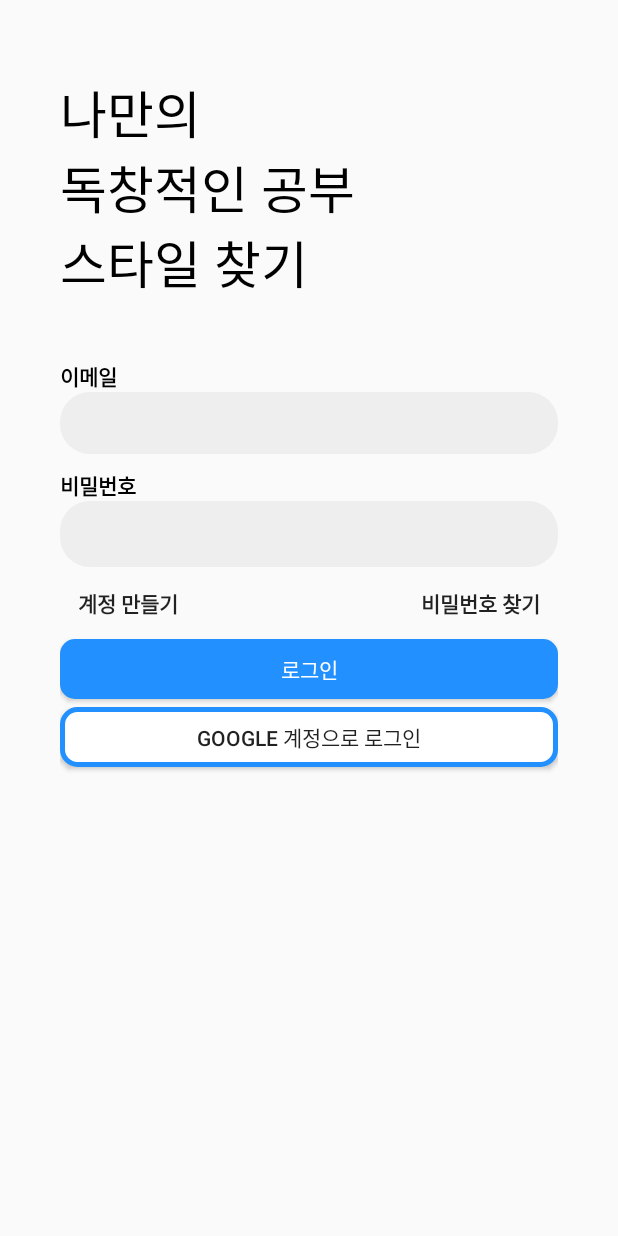
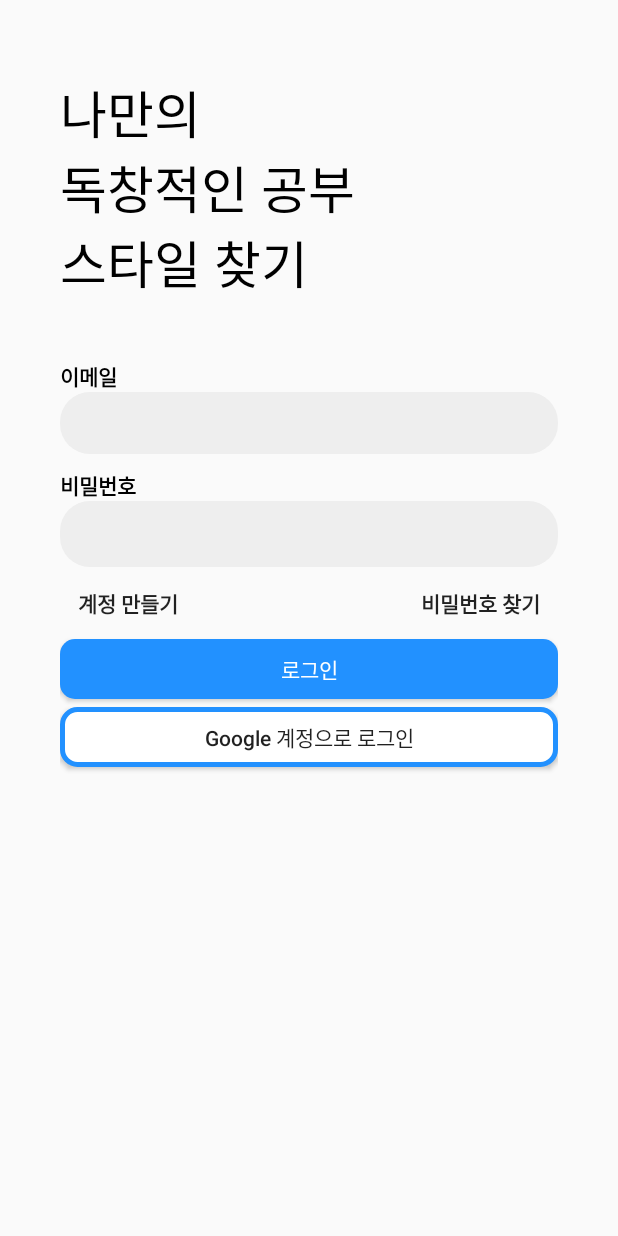
Before and after one commit to AppDevelopers2021/androidStudia, an Android app: the screen it shows after launch (LoginActivity), on a phone screen of 412 x 824 dp. Run offline under Robolectric (Android 15) with nearby library versions, the phone set to English and light mode, and no system bars; our stand-ins replace Firebase (no records; nobody signed in at launch, a user with empty details on screens opened directly).

Commit message:
Avoid Hardcoded Strings

```diff
--- a/app/src/main/res/layout/activity_login.xml
+++ b/app/src/main/res/layout/activity_login.xml
@@ -5,7 +5,7 @@
 
     android:layout_width="match_parent"
     android:layout_height="match_parent"
-    android:gravity="left"
+    android:gravity="start"
     android:orientation="vertical"
     android:paddingTop="50dp"
     android:paddingLeft="40dp"
@@ -18,7 +18,7 @@
         android:layout_height="wrap_content"
         android:fontFamily="@font/nanumsquare_acb"
         android:lines="3"
-        android:text="나만의\n독창적인 공부\n스타일 찾기"
+        android:text="@string/appMotto"
         android:textColor="#000000"
         android:textSize="34sp"
         android:layout_marginBottom="40dp"/>
@@ -28,7 +28,7 @@
         android:layout_width="wrap_content"
         android:layout_height="wrap_content"
         android:fontFamily="@font/nanumsquarer"
-        android:text="이메일"
+        android:text="@string/email"
         android:textColor="@color/black"
         android:textStyle="bold" />
 
@@ -36,7 +36,8 @@
         android:id="@+id/etEmail"
         android:layout_width="match_parent"
         android:layout_height="41dp"
-        android:paddingLeft="20dp"
+        android:paddingStart="20dp"
+        android:paddingEnd="20dp"
         android:background="@drawable/logintextbox"
         android:ems="10"
         android:inputType="textEmailAddress"
@@ -47,7 +48,7 @@
         android:layout_width="wrap_content"
         android:layout_height="wrap_content"
         android:fontFamily="@font/nanumsquarer"
-        android:text="비밀번호"
+        android:text="@string/password"
         android:textColor="@color/black"
         android:textStyle="bold"
         android:layout_marginTop="10dp"/>
@@ -74,7 +75,7 @@
             android:backgroundTint="@color/white"
             android:fontFamily="@font/nanumsquare_acr"
             android:onClick="Register"
-            android:text="계정 만들기"
+            android:text="@string/signup"
             android:textStyle="bold" />
 
         <Button
@@ -85,9 +86,9 @@
             android:backgroundTint="@color/white"
             android:fontFamily="@font/nanumsquare_acr"
             android:onClick="Lost"
-            android:text="비밀번호 찾기"
+            android:text="@string/iforgot"
             android:textStyle="bold"
-            android:layout_alignParentRight="true"/>
+            android:layout_alignParentEnd="true"/>
     </RelativeLayout>
 
     <Button
@@ -95,7 +96,7 @@
         android:layout_width="match_parent"
         android:layout_height="40dp"
         android:background="@drawable/loginbtn"
-        android:text="로그인"
+        android:text="@string/signin"
         android:textColor="@color/white"
         app:layout_constraintTop_toBottomOf="@+id/btSignup"
         tools:ignore="SpeakableTextPresentCheck" />
@@ -106,7 +107,8 @@
         android:layout_height="40dp"
         android:layout_marginTop="5dp"
         android:background="@drawable/logingooglebtn"
-        android:text="Google 계정으로 로그인"
+        android:text="@string/googlesignin"
         app:layout_constraintTop_toBottomOf="@+id/btLogin"
-        tools:ignore="SpeakableTextPresentCheck" />
+        tools:ignore="SpeakableTextPresentCheck"
+        android:textAllCaps="false" />
 </LinearLayout>
--- a/app/src/main/res/layout/activity_main.xml
+++ b/app/src/main/res/layout/activity_main.xml
@@ -14,7 +14,7 @@
         android:layout_width="wrap_content"
         android:layout_height="wrap_content"
         android:fontFamily="@font/courgetteregular"
-        android:text="studia"
+        android:text="@string/appName"
         android:textColor="@color/studia_brandcolor"
         android:textSize="60sp"
         android:layout_marginTop="300dp"/>
@@ -23,7 +23,7 @@
         android:layout_width="wrap_content"
         android:layout_height="wrap_content"
         android:fontFamily="@font/nanumsquare_acb"
-        android:text="App Developers"
+        android:text="@string/author"
         android:textColor="#888"
         android:textSize="30sp"
         android:layout_marginTop="200dp"/>
--- a/app/src/main/res/values/strings.xml
+++ b/app/src/main/res/values/strings.xml
@@ -1,13 +1,17 @@
 <resources>
     <string name="app_name">Studia</string>
-    <!-- Strings related to login -->
-    <string name="prompt_email">Email</string>
-    <string name="prompt_password">Password</string>
-    <string name="action_sign_in">Sign in or register</string>
-    <string name="action_sign_in_short">Sign in</string>
-    <string name="welcome">"Welcome!"</string>
-    <string name="invalid_username">Not a valid username</string>
-    <string name="invalid_password">Password must be >5 characters</string>
-    <string name="login_failed">"Login failed"</string>
-    <string name="title_activity_login">LoginActivity</string>
+
+    <!-- MainActivity -->
+    <string name="appName">studia</string>
+    <string name="author">App Developers</string>
+
+    <!-- LoginActivity -->
+    <string name="appMotto">나만의\n독창적인 공부\n스타일 찾기</string>
+    <string name="email">이메일</string>
+    <string name="password">비밀번호</string>
+    <string name="signup">계정 만들기</string>
+    <string name="iforgot">비밀번호 찾기</string>
+    <string name="signin">로그인</string>
+    <string name="googlesignin">Google 계정으로 로그인</string>
+
 </resources>
```
